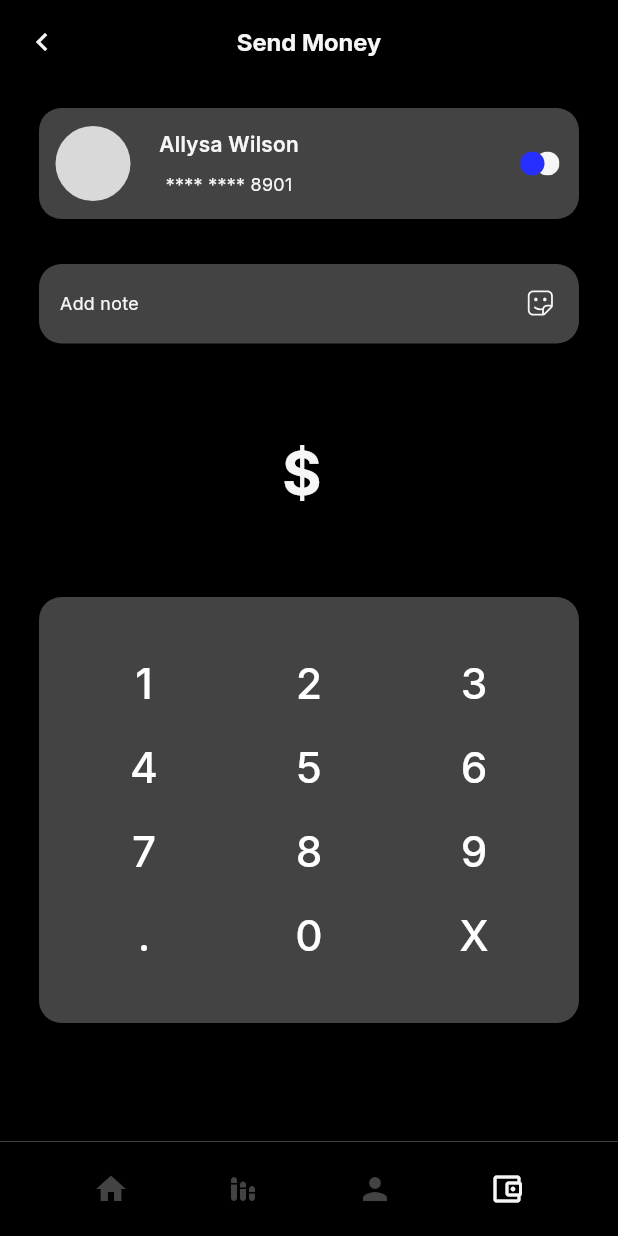
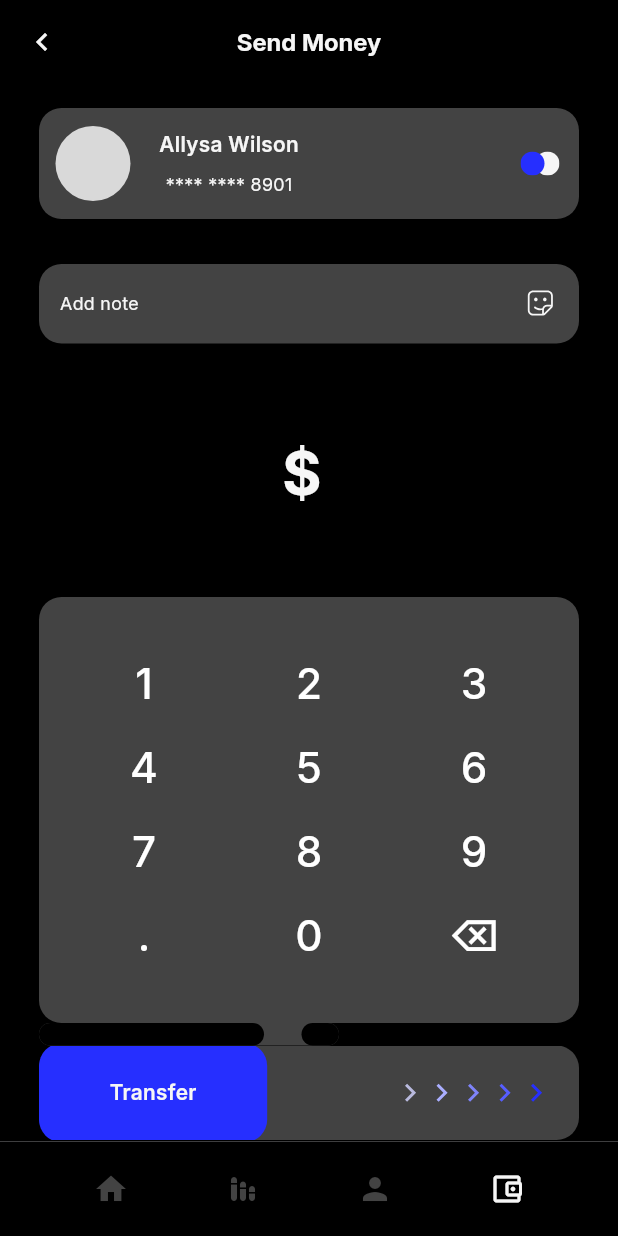
Before and after one commit to iDev-20/finance_app, a Flutter app: the screen it shows after launch, item 4 of the bottom bar chosen, on a phone screen of 412 x 824 dp. Run offline on Flutter 3.47's test engine with Material 3 defaults, Android fonts, the phone set to English and light mode, and no system bars; our stand-ins replace flutter_svg.

Commit message:
built send money page

```diff
--- /dev/null
+++ b/lib/components/transfer_slide.dart
@@ -0,0 +1,73 @@
+import 'package:finance_app/resources/app_colors.dart';
+import 'package:finance_app/resources/app_images.dart';
+import 'package:flutter/material.dart';
+
+class TransferSlider extends StatefulWidget {
+  final Function onTransfer;
+
+  const TransferSlider({super.key, required this.onTransfer});
+
+  @override
+  State<TransferSlider> createState() => _TransferSliderState();
+}
+
+class _TransferSliderState extends State<TransferSlider> {
+  double _dragPosition = 0.0;
+
+  @override
+  Widget build(BuildContext context) {
+    return GestureDetector(
+      onHorizontalDragUpdate: (details) {
+        setState(() {
+          _dragPosition += details.delta.dx;
+        });
+      },
+      onHorizontalDragEnd: (details) {
+        if (_dragPosition > 100) {
+          widget.onTransfer();
+          _dragPosition = 0.0;
+        } else {
+          setState(() {
+            _dragPosition = 0.0;
+          });
+        }
+      },
+      child: Stack(
+        alignment: Alignment.centerLeft,
+        children: [
+          Container(
+            height: 63,
+            decoration: BoxDecoration(
+              color: Colors.grey[800],
+              borderRadius: BorderRadius.circular(15),
+            ),
+            child: Align(
+              alignment: Alignment.centerRight,
+              child: Padding(
+                padding: const EdgeInsets.only(right: 16.0),
+                child: AppImages.svgSliderArrows,
+              ),
+            ),
+          ),
+          Positioned(
+            left: _dragPosition,
+            child: Container(
+              padding: const EdgeInsets.symmetric(horizontal: 47, vertical: 23),
+              decoration: BoxDecoration(
+                color: AppColors.blue,
+                borderRadius: BorderRadius.circular(15),
+              ),
+              alignment: Alignment.center,
+              child: const Text(
+                'Transfer',
+                style: TextStyle(
+                    color: AppColors.defaultTextColor,
+                    fontWeight: FontWeight.w600),
+              ),
+            ),
+          ),
+        ],
+      ),
+    );
+  }
+}
--- a/lib/pages/send_money_page.dart
+++ b/lib/pages/send_money_page.dart
@@ -1,5 +1,8 @@
+// ignore_for_file: avoid_print
+
 import 'package:finance_app/components/app_section_container.dart';
 import 'package:finance_app/components/calc_button.dart';
+import 'package:finance_app/components/transfer_slide.dart';
 import 'package:finance_app/resources/app_colors.dart';
 import 'package:finance_app/resources/app_images.dart';
 import 'package:flutter/material.dart';
@@ -19,12 +22,12 @@ class _SendMoneyPageState extends State<SendMoneyPage> {
       expression += text;
     });
   }
+
   void clear(String text) {
     setState(() {
       expression = '';
     });
   }
-
 
   @override
   Widget build(BuildContext context) {
@@ -51,6 +54,7 @@ class _SendMoneyPageState extends State<SendMoneyPage> {
             Padding(
               padding: const EdgeInsets.fromLTRB(26, 16, 26, 16),
               child: Column(
+                crossAxisAlignment: CrossAxisAlignment.start,
                 children: [
                   AppSectionContainer(
                     child: Row(
@@ -191,13 +195,58 @@ class _SendMoneyPageState extends State<SendMoneyPage> {
                               callback: numClick,
                             ),
                             CalcButton(
-                              text: 'X',
+                              text: '⌫',
                               callback: clear,
                             ),
                           ],
                         ),
                       ],
                     ),
+                  ),
+                  Stack(
+                    alignment: Alignment.centerLeft,
+                    children: [
+                      Container(
+                        height: 15,
+                        width: 200,
+                        decoration: BoxDecoration(
+                            color: AppColors.containerColor,
+                            borderRadius: BorderRadius.circular(15)),
+                      ),
+                      Positioned(
+                        left: 0,
+                        child: Container(
+                          height: 15,
+                          width: 150,
+                          decoration: BoxDecoration(
+                              color: Colors.black,
+                              borderRadius: BorderRadius.circular(15)),
+                        ),
+                      ),
+                      Positioned(
+                        right: 0,
+                        child: Container(
+                          height: 15,
+                          width: 25,
+                          decoration: BoxDecoration(
+                              color: Colors.black,
+                              borderRadius: BorderRadius.circular(15)),
+                        ),
+                      ),
+                    ],
+                  ),
+                  // ClipPath(
+                  //   clipper: SideInsideCurveClipper(),
+                  //   child: Container(
+                  //     height: 15,
+                  //     width: 35,
+                  //       color: AppColors.containerColor,
+                  //   ),
+                  // ),
+                  TransferSlider(
+                    onTransfer: () {
+                      print('Transfer initiated');
+                    },
                   ),
                 ],
               ),
--- a/lib/resources/app_images.dart
+++ b/lib/resources/app_images.dart
@@ -27,4 +27,7 @@ class AppImages {
   static SvgPicture svgStatisticsIcon = SvgPicture.asset('assets/svgs/statistics_icon.svg');
   static SvgPicture svgCircleArrowIcon = SvgPicture.asset('assets/svgs/circle_arrow_icon.svg');
   static SvgPicture svgStickerIcon = SvgPicture.asset('assets/svgs/sticker_icon.svg');
+  static SvgPicture svgSliderArrows = SvgPicture.asset('assets/svgs/slider_arrows.svg');
+  static SvgPicture svgCurve = SvgPicture.asset('assets/svgs/curve.svg');
+  static SvgPicture svgCurveRectangleBlack = SvgPicture.asset('assets/svgs/curve_rectangle_black.svg');
 }
```
Also changed, not shown: lib/components/custom_clipper.dart (added, +29 -0 lines), assets/svgs/curve.svg (added), assets/svgs/curve_rectangle_black.svg (added), assets/svgs/slider_arrows.svg (added).
